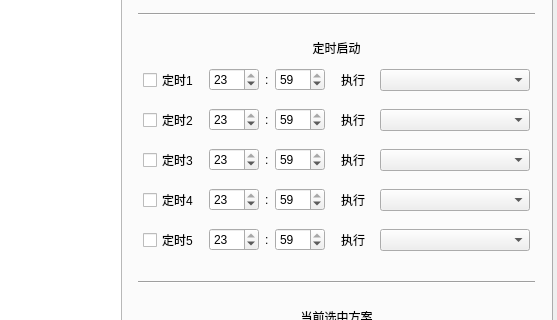
Old version of the form resource/ui/FAA_3.0.ui in the repository StareAbyss/FoodsVsMiceAutoAssistant; both pictures show x 543 to 1100 and y 252 to 572 of the 1100 by 770 pixel window.
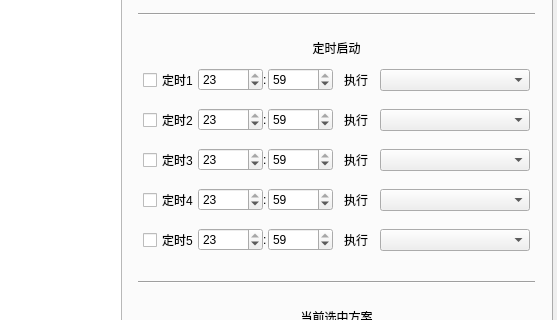
New version of the form. Custom widgets are drawn as their Qt base class.

Commit message: v1.5.0-beta.1 适配暗色主题UI. 包含多级文本上色 & 部分特殊控件样式. 去除冗余版本号控件,

The edit to the form file:
```diff
--- a/resource/ui/FAA_3.0.ui
+++ b/resource/ui/FAA_3.0.ui
@@ -826,7 +826,7 @@
              </widget>
             </item>
             <item>
-             <layout class="QHBoxLayout" name="Lay_Timer1">
+             <layout class="QHBoxLayout" name="Lay_Timer1" stretch="1,1">
               <property name="leftMargin">
                <number>0</number>
               </property>
@@ -841,6 +841,9 @@
               </property>
               <item>
                <layout class="QHBoxLayout" name="LayTimer1_Left" stretch="0,0,0,0">
+                <property name="spacing">
+                 <number>0</number>
+                </property>
                 <property name="leftMargin">
                  <number>5</number>
                 </property>
@@ -848,7 +851,7 @@
                  <number>5</number>
                 </property>
                 <property name="rightMargin">
-                 <number>5</number>
+                 <number>0</number>
                 </property>
                 <property name="bottomMargin">
                  <number>5</number>
@@ -866,13 +869,13 @@
                   </property>
                   <property name="minimumSize">
                    <size>
-                    <width>60</width>
+                    <width>55</width>
                     <height>0</height>
                    </size>
                   </property>
                   <property name="maximumSize">
                    <size>
-                    <width>60</width>
+                    <width>55</width>
                     <height>16777215</height>
                    </size>
                   </property>
@@ -897,13 +900,13 @@
                   </property>
                   <property name="minimumSize">
                    <size>
-                    <width>50</width>
+                    <width>65</width>
                     <height>0</height>
                    </size>
                   </property>
                   <property name="maximumSize">
                    <size>
-                    <width>50</width>
+                    <width>65</width>
                     <height>16777215</height>
                    </size>
                   </property>
@@ -926,6 +929,18 @@
                     <verstretch>0</verstretch>
                    </sizepolicy>
                   </property>
+                  <property name="minimumSize">
+                   <size>
+                    <width>5</width>
+                    <height>0</height>
+                   </size>
+                  </property>
+                  <property name="maximumSize">
+                   <size>
+                    <width>5</width>
+                    <height>16777215</height>
+                   </size>
+                  </property>
                   <property name="text">
                    <string>:</string>
                   </property>
@@ -941,13 +956,13 @@
                   </property>
                   <property name="minimumSize">
                    <size>
-                    <width>50</width>
+                    <width>65</width>
                     <height>0</height>
                    </size>
                   </property>
                   <property name="maximumSize">
                    <size>
-                    <width>50</width>
+                    <width>65</width>
                     <height>16777215</height>
                    </size>
                   </property>
@@ -1018,7 +1033,7 @@
              </layout>
             </item>
             <item>
-             <layout class="QHBoxLayout" name="Lay_Timer2">
+             <layout class="QHBoxLayout" name="Lay_Timer2" stretch="1,1">
               <property name="leftMargin">
                <number>0</number>
               </property>
@@ -1033,6 +1048,9 @@
               </property>
               <item>
                <layout class="QHBoxLayout" name="LayTimer2_Left">
+                <property name="spacing">
+                 <number>0</number>
+                </property>
                 <property name="leftMargin">
                  <number>5</number>
                 </property>
@@ -1040,7 +1058,7 @@
                  <number>5</number>
                 </property>
                 <property name="rightMargin">
-                 <number>5</number>
+                 <number>0</number>
                 </property>
                 <property name="bottomMargin">
                  <number>5</number>
@@ -1058,13 +1076,13 @@
                   </property>
                   <property name="minimumSize">
                    <size>
-                    <width>60</width>
+                    <width>55</width>
                     <height>0</height>
                    </size>
                   </property>
                   <property name="maximumSize">
                    <size>
-                    <width>60</width>
+                    <width>55</width>
                     <height>16777215</height>
                    </size>
                   </property>
@@ -1086,13 +1104,13 @@
                   </property>
                   <property name="minimumSize">
                    <size>
-                    <width>50</width>
+                    <width>65</width>
                     <height>0</height>
                    </size>
                   </property>
                   <property name="maximumSize">
                    <size>
-                    <width>50</width>
+                    <width>65</width>
                     <height>16777215</height>
                    </size>
                   </property>
@@ -1115,6 +1133,18 @@
                     <verstretch>0</verstretch>
                    </sizepolicy>
                   </property>
+                  <property name="minimumSize">
+                   <size>
+                    <width>5</width>
+                    <height>0</height>
+                   </size>
+                  </property>
+                  <property name="maximumSize">
+                   <size>
+                    <width>5</width>
+                    <height>16777215</height>
+                   </size>
+                  </property>
                   <property name="text">
                    <string>:</string>
                   </property>
@@ -1130,13 +1160,13 @@
                   </property>
                   <property name="minimumSize">
                    <size>
-                    <width>50</width>
+                    <width>65</width>
                     <height>0</height>
                    </size>
                   </property>
                   <property name="maximumSize">
                    <size>
-                    <width>50</width>
+                    <width>65</width>
                     <height>16777215</height>
                    </size>
                   </property>
@@ -1207,7 +1237,7 @@
              </layout>
             </item>
             <item>
-             <layout class="QHBoxLayout" name="Lay_Timer3">
+             <layout class="QHBoxLayout" name="Lay_Timer3" stretch="1,1">
               <property name="leftMargin">
                <number>0</number>
               </property>
@@ -1222,6 +1252,9 @@
               </property>
               <item>
                <layout class="QHBoxLayout" name="LayTimer3_Left">
+                <property name="spacing">
+                 <number>0</number>
+                </property>
                 <property name="leftMargin">
                  <number>5</number>
                 </property>
@@ -1229,7 +1262,7 @@
                  <number>5</number>
                 </property>
                 <property name="rightMargin">
-                 <number>5</number>
+                 <number>0</number>
                 </property>
                 <property name="bottomMargin">
                  <number>5</number>
@@ -1247,13 +1280,13 @@
                   </property>
                   <property name="minimumSize">
                    <size>
-                    <width>60</width>
+                    <width>55</width>
                     <height>0</height>
                    </size>
                   </property>
                   <property name="maximumSize">
                    <size>
-                    <width>60</width>
+                    <width>55</width>
                     <height>16777215</height>
                    </size>
                   </property>
@@ -1275,13 +1308,13 @@
                   </property>
                   <property name="minimumSize">
                    <size>
-                    <width>50</width>
+                    <width>65</width>
                     <height>0</height>
                    </size>
                   </property>
                   <property name="maximumSize">
                    <size>
-                    <width>50</width>
+                    <width>65</width>
                     <height>16777215</height>
                    </size>
                   </property>
@@ -1304,6 +1337,18 @@
                     <verstretch>0</verstretch>
                    </sizepolicy>
                   </property>
+                  <property name="minimumSize">
+                   <size>
+                    <width>5</width>
+                    <height>0</height>
+                   </size>
+                  </property>
+                  <property name="maximumSize">
+                   <size>
+                    <width>5</width>
+                    <height>16777215</height>
+                   </size>
+                  </property>
                   <property name="text">
                    <string>:</string>
                   </property>
@@ -1319,13 +1364,13 @@
                   </property>
                   <property name="minimumSize">
                    <size>
-                    <width>50</width>
+                    <width>65</width>
                     <height>0</height>
                    </size>
                   </property>
                   <property name="maximumSize">
                    <size>
-                    <width>50</width>
+                    <width>65</width>
                     <height>16777215</height>
                    </size>
                   </property>
@@ -1396,7 +1441,7 @@
              </layout>
             </item>
             <item>
-             <layout class="QHBoxLayout" name="Lay_Timer4">
+             <layout class="QHBoxLayout" name="Lay_Timer4" stretch="1,1">
               <property name="leftMargin">
                <number>0</number>
               </property>
@@ -1411,6 +1456,9 @@
               </property>
               <item>
                <layout class="QHBoxLayout" name="LayTimer4_Left">
+                <property name="spacing">
+                 <number>0</number>
+                </property>
                 <property name="leftMargin">
                  <number>5</number>
                 </property>
@@ -1418,7 +1466,7 @@
                  <number>5</number>
                 </property>
                 <property name="rightMargin">
-                 <number>5</number>
+                 <number>0</number>
                 </property>
                 <property name="bottomMargin">
                  <number>5</number>
@@ -1436,13 +1484,13 @@
                   </property>
                   <property name="minimumSize">
                    <size>
-                    <width>60</width>
+                    <width>55</width>
                     <height>0</height>
                    </size>
                   </property>
                   <property name="maximumSize">
                    <size>
-                    <width>60</width>
+                    <width>55</width>
                     <height>16777215</height>
                    </size>
                   </property>
@@ -1464,13 +1512,13 @@
                   </property>
                   <property name="minimumSize">
                    <size>
-                    <width>50</width>
+                    <width>65</width>
                     <height>0</height>
                    </size>
                   </property>
                   <property name="maximumSize">
                    <size>
-                    <width>50</width>
+                    <width>65</width>
                     <height>16777215</height>
                    </size>
                   </property>
@@ -1493,6 +1541,18 @@
                     <verstretch>0</verstretch>
                    </sizepolicy>
                   </property>
+                  <property name="minimumSize">
+                   <size>
+                    <width>5</width>
+                    <height>0</height>
+                   </size>
+                  </property>
+                  <property name="maximumSize">
+                   <size>
+                    <width>5</width>
+                    <height>16777215</height>
+                   </size>
+                  </property>
                   <property name="text">
                    <string>:</string>
                   </property>
@@ -1508,13 +1568,13 @@
                   </property>
                   <property name="minimumSize">
                    <size>
-                    <width>50</width>
+                    <width>65</width>
                     <height>0</height>
                    </size>
                   </property>
                   <property name="maximumSize">
                    <size>
-                    <width>50</width>
+                    <width>65</width>
                     <height>16777215</height>
                    </size>
                   </property>
@@ -1585,7 +1645,7 @@
              </layout>
             </item>
             <item>
-             <layout class="QHBoxLayout" name="Lay_Timer5">
+             <layout class="QHBoxLayout" name="Lay_Timer5" stretch="1,1">
               <property name="leftMargin">
                <number>0</number>
               </property>
@@ -1600,6 +1660,9 @@
               </property>
               <item>
                <layout class="QHBoxLayout" name="horizontalLayout_28">
+                <property name="spacing">
+                 <number>0</number>
+                </property>
                 <property name="leftMargin">
                  <number>5</number>
                 </property>
@@ -1607,7 +1670,7 @@
                  <number>5</number>
                 </property>
                 <property name="rightMargin">
-                 <number>5</number>
+                 <number>0</number>
                 </property>
                 <property name="bottomMargin">
                  <number>5</number>
@@ -1625,13 +1688,13 @@
                   </property>
                   <property name="minimumSize">
                    <size>
-                    <width>60</width>
+                    <width>55</width>
                     <height>0</height>
                    </size>
                   </property>
                   <property name="maximumSize">
                    <size>
-                    <width>60</width>
+                    <width>55</width>
                     <height>16777215</height>
                    </size>
                   </property>
@@ -1653,13 +1716,13 @@
                   </property>
                   <property name="minimumSize">
                    <size>
-                    <width>50</width>
+                    <width>65</width>
                     <height>0</height>
                    </size>
                   </property>
                   <property name="maximumSize">
                    <size>
-                    <width>50</width>
+                    <width>65</width>
                     <height>16777215</height>
                    </size>
                   </property>
@@ -1682,6 +1745,18 @@
                     <verstretch>0</verstretch>
                    </sizepolicy>
                   </property>
+                  <property name="minimumSize">
+                   <size>
+                    <width>5</width>
+                    <height>0</height>
+                   </size>
+                  </property>
+                  <property name="maximumSize">
+                   <size>
+                    <width>5</width>
+                    <height>16777215</height>
+                   </size>
+                  </property>
                   <property name="text">
                    <string>:</string>
                   </property>
@@ -1697,13 +1772,13 @@
                   </property>
                   <property name="minimumSize">
                    <size>
-                    <width>50</width>
+                    <width>65</width>
                     <height>0</height>
                    </size>
                   </property>
                   <property name="maximumSize">
                    <size>
-                    <width>50</width>
+                    <width>65</width>
                     <height>16777215</height>
                    </size>
                   </property>
```
Left out of the diff: 78 changed lines with no effect on the pictures. The commit also changes 2 other files.
